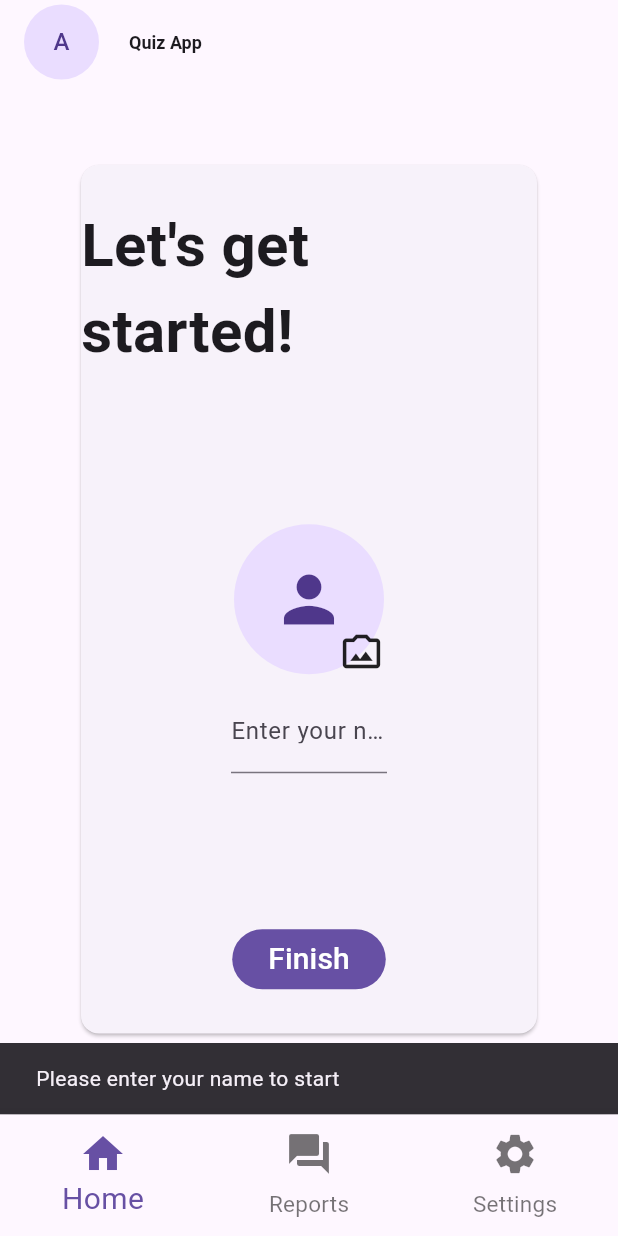
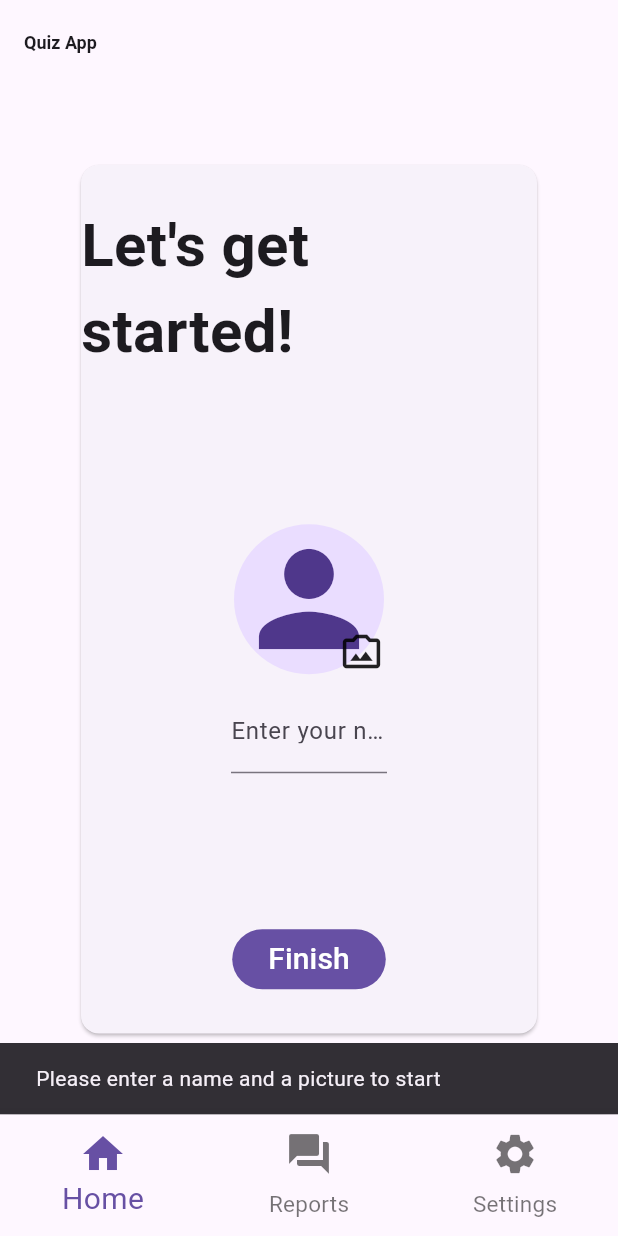
Before and after one commit to SMDParsa/mexam, a Flutter app: the screen it shows after launch, after a tap on "Finish", on a phone screen of 412 x 824 dp. Run offline on Flutter 3.47's test engine with Material 3 defaults, Android fonts, the phone set to English and light mode, and no system bars; our stand-ins replace image_picker, permission_handler, shared_preferences, sqflite; missing offline and left inert: image_gallery_saver_plus; accounts and stored records are empty.

Commit message:
more setting on profile picture

```diff
--- a/lib/main.dart
+++ b/lib/main.dart
@@ -1,3 +1,5 @@
+import 'dart:typed_data';
+
 import 'package:flutter/material.dart';
 import 'package:mexam/database_helper.dart';
 import 'package:mexam/home_page.dart';
@@ -66,9 +68,11 @@ class MainPage extends StatefulWidget {
 
 class _MainPageState extends State<MainPage> {
   late Future<List<Map<String, dynamic>>> _userData;
+  List<Map<String, dynamic>> userPic = [];
 
   int selectedBNB = 0;
   double fontSize = 12;
+  Uint8List? userImage;
 
   Future<void> _saveFontSize(double value) async {
     SharedPreferences prefs = await SharedPreferences.getInstance();
@@ -120,29 +124,27 @@ class _MainPageState extends State<MainPage> {
     return userData;
   }
 
+  Future<void> _getUserPic() async {
+    await DatabaseHelper().database;
+
+    userPic = await DatabaseHelper().getUserInfo();
+  }
+
   @override
   void initState() {
     super.initState();
     _loadFontSizePrefs();
     _userData = _getUserInfo();
+    _getUserPic();
   }
 
   @override
   Widget build(BuildContext context) {
     return Scaffold(
         appBar: AppBar(
-          title: Row(
-            children: [
-              const CircleAvatar(radius: 25, child: Text('A')),
-              SizedBox(
-                width: 20,
-              ),
-              Text(
-                'Quiz App',
-                style:
-                    TextStyle(fontSize: fontSize, fontWeight: FontWeight.bold),
-              ),
-            ],
+          title: Text(
+            'Quiz App',
+            style: TextStyle(fontSize: fontSize, fontWeight: FontWeight.bold),
           ),
         ),
         bottomNavigationBar: BottomNavigationBar(
--- a/lib/user_profile_page.dart
+++ b/lib/user_profile_page.dart
@@ -79,11 +79,13 @@ class _UserProfilePageState extends State<UserProfilePage> {
                   child: Stack(children: [
                     CircleAvatar(
                       radius: 50,
-                      child: userInfo.isNotEmpty
-                          ? Image.memory(userInfo[0]['UserPicture'])
+                      child: _imageData != null
+                          ? Image.memory(userInfo.isNotEmpty
+                              ? userInfo[0]['UserPicture']
+                              : _imageData)
                           : Icon(
                               Icons.person,
-                              size: 50,
+                              size: 100,
                             ),
                     ),
                     const Positioned(
@@ -117,10 +119,9 @@ class _UserProfilePageState extends State<UserProfilePage> {
                         Navigator.of(context).pushReplacement(MaterialPageRoute(
                             builder: (context) => const MyApp()));
                       } else {
-                        ScaffoldMessenger.of(context).showSnackBar(
-                            const SnackBar(
-                                content:
-                                    Text('Please enter your name to start')));
+                        ScaffoldMessenger.of(context).showSnackBar(const SnackBar(
+                            content: Text(
+                                'Please enter a name and a picture to start')));
                       }
                     },
                     child: const Text(
```
